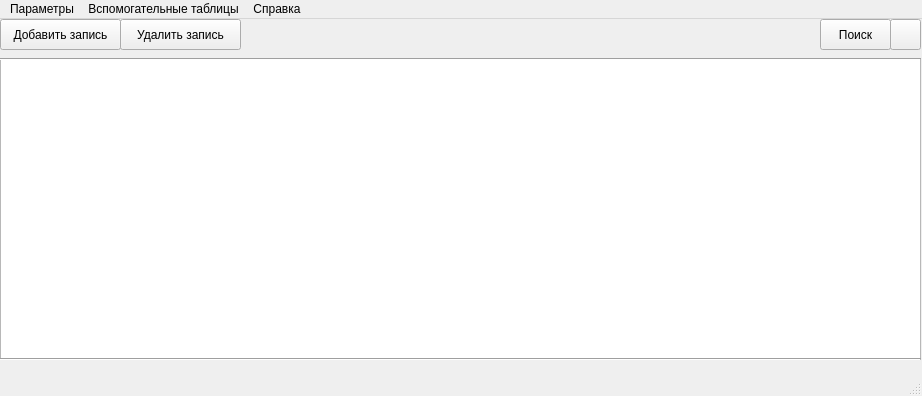
Before: the Qt Designer form gui/design/main.ui in nemp1yy/AirportIS_GUI, drawn with Qt 5.
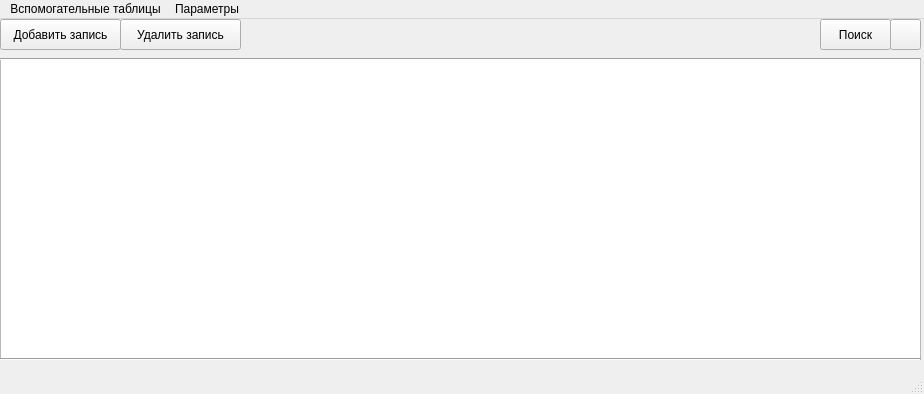
After: the same form once the commit is applied. Icons and pictures are not drawn.

```diff
--- a/gui/design/main.ui
+++ b/gui/design/main.ui
@@ -6,10 +6,22 @@
    <rect>
     <x>0</x>
     <y>0</y>
-    <width>922</width>
-    <height>396</height>
+    <width>924</width>
+    <height>394</height>
    </rect>
   </property>
+  <property name="sizePolicy">
+   <sizepolicy hsizetype="Fixed" vsizetype="Fixed">
+    <horstretch>0</horstretch>
+    <verstretch>0</verstretch>
+   </sizepolicy>
+  </property>
+  <property name="minimumSize">
+   <size>
+    <width>924</width>
+    <height>394</height>
+   </size>
+  </property>
   <property name="windowTitle">
    <string>Меню</string>
   </property>
@@ -155,7 +167,7 @@
     <rect>
      <x>0</x>
      <y>0</y>
-     <width>922</width>
+     <width>924</width>
      <height>21</height>
     </rect>
    </property>
@@ -193,15 +205,8 @@
     <addaction name="actionAirports"/>
     <addaction name="actionAircraftTypes"/>
    </widget>
-   <widget class="QMenu" name="menu_4">
-    <property name="title">
-     <string>Справка</string>
-    </property>
-    <addaction name="actionAbout"/>
-   </widget>
-   <addaction name="menu"/>
    <addaction name="menu_3"/>
-   <addaction name="menu_4"/>
+   <addaction name="menu"/>
   </widget>
   <widget class="QStatusBar" name="statusbar"/>
   <action name="action">
```
Left out of the diff: 44 changed lines with no effect on the pictures.
